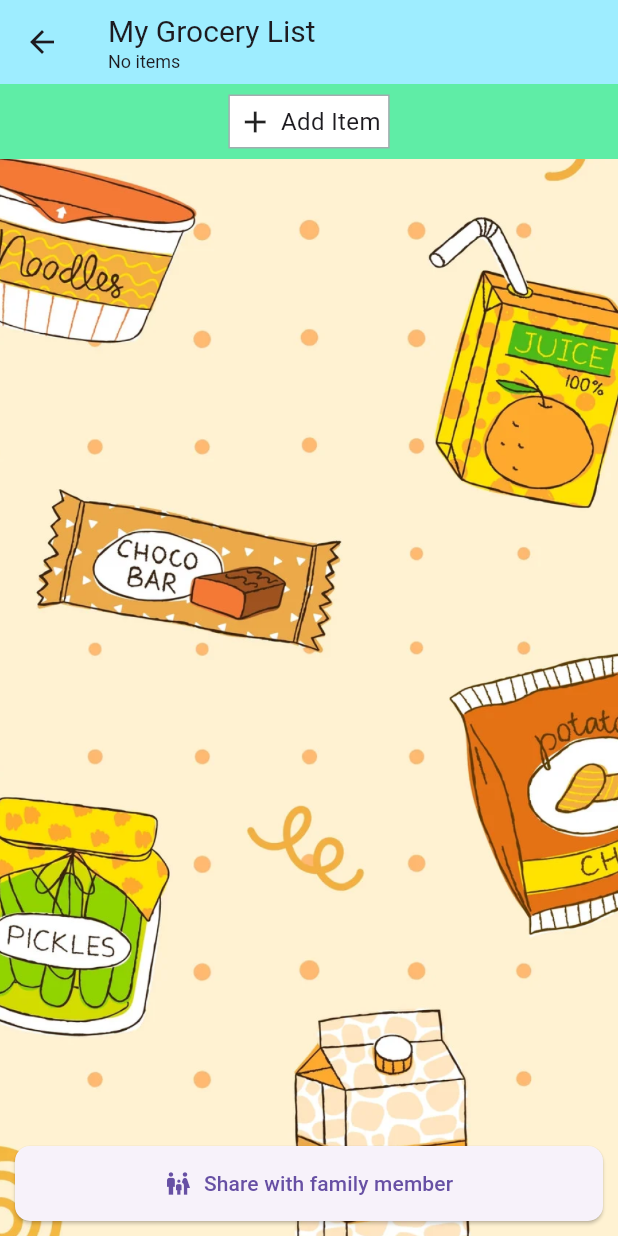
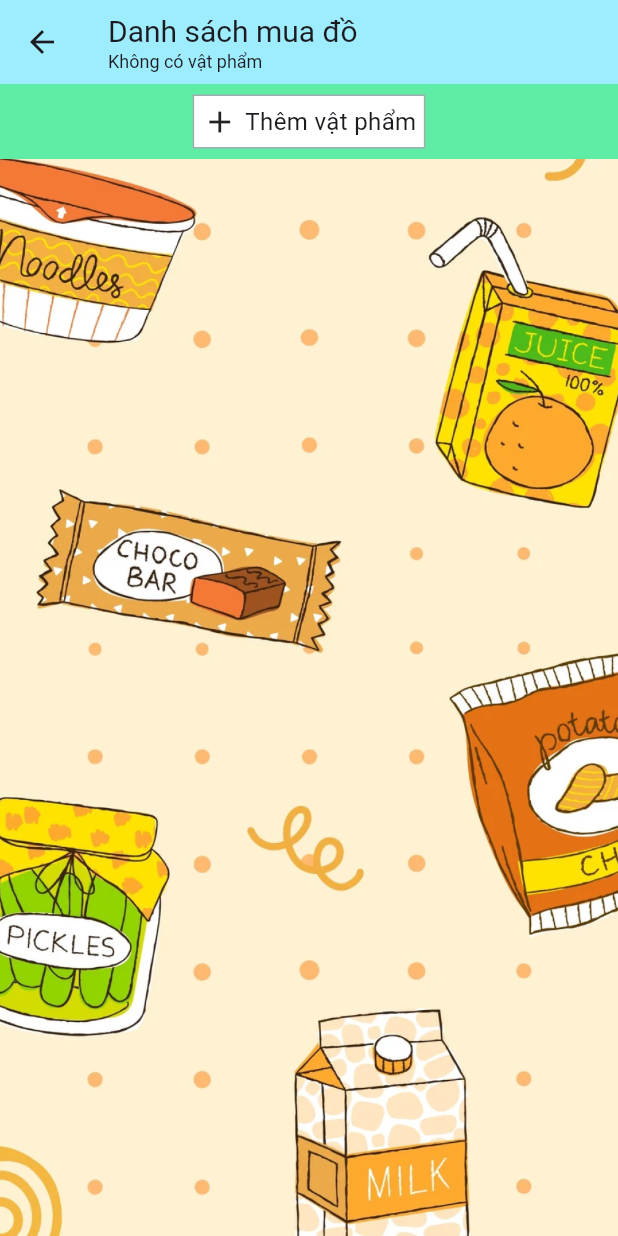
Before and after one commit to khued200/FistLood, a Flutter app: the GroceryListScreen screen opened directly, on a phone screen of 412 x 824 dp. Run offline on Flutter 3.47's test engine with Material 3 defaults, Android fonts, the phone set to English and light mode, and no system bars; our stand-ins replace device_info_plus, dio, equatable, flutter_bloc, image_picker, shared_preferences and 1 more; accounts and stored records are empty.

Commit message:
merge and update mealplan

```diff
--- a/lib/ui/helper_func.dart
+++ b/lib/ui/helper_func.dart
@@ -27,11 +27,11 @@ String getRouteFromIndex(int index) {
 
 Color getMealTypeColor(String mealType) {
   switch (mealType) {
-    case 'Breakfast':
+    case 'Bữa sáng':
       return const Color(0xFFFFEB3B); // Blue
-    case 'Lunch':
+    case 'Bữa trưa':
       return const Color(0xFFFF7043); // Orange
-    case 'Dinner':
+    case 'Bữa tối':
       return const Color(0xFF1E3A8A); // Red
     default:
       return const Color(0xFF808080); // Gray for undefined meal types
--- a/lib/ui/list/edit_item_screen.dart
+++ b/lib/ui/list/edit_item_screen.dart
@@ -43,12 +43,12 @@ class _EditGroceryScreenState extends State<EditGroceryScreen> {
     showDialog(
       context: context,
       builder: (dialogContext) => AlertDialog(
-        title: const Text('Delete Item'),
-        content: const Text('Are you sure you want to delete this item?'),
+        title: const Text('Xóa vật phẩm'),
+        content: const Text('Bạn có muốn xóa vật phẩm này?'),
         actions: [
           TextButton(
             onPressed: () => Navigator.pop(dialogContext),
-            child: const Text('Cancel'),
+            child: const Text('Hủy'),
           ),
           TextButton(
             onPressed: () {
@@ -61,7 +61,7 @@ class _EditGroceryScreenState extends State<EditGroceryScreen> {
               Navigator.pop(dialogContext);  // Close dialog
               Navigator.pop(context);        // Return to list screen
             },
-            child: const Text('Delete', style: TextStyle(color: Colors.red)),
+            child: const Text('Xóa', style: TextStyle(color: Colors.red)),
           ),
         ],
       ),
@@ -72,7 +72,7 @@ class _EditGroceryScreenState extends State<EditGroceryScreen> {
   Widget build(BuildContext context) {
     return Scaffold(
       appBar: AppBar(
-        title: const Text('Edit Item'),
+        title: const Text('Chỉnh sửa thông tin vật phẩm'),
         backgroundColor: const Color.fromRGBO(158, 237, 255, 100),
         actions: [
           IconButton(
--- a/lib/ui/list/grocery_list_screen.dart
+++ b/lib/ui/list/grocery_list_screen.dart
@@ -30,7 +30,7 @@ class GroceryListScreen extends StatelessWidget {
             title: Column(
               crossAxisAlignment: CrossAxisAlignment.start,
               children: [
-                const Text('My Grocery List', style: TextStyle(fontSize: 20)),
+                const Text('Danh sách mua đồ', style: TextStyle(fontSize: 20)),
                 Text(
                   _getTotalItemsText(state.groceryLists),
                   style: const TextStyle(fontSize: 12),
@@ -68,34 +68,34 @@ class GroceryListScreen extends StatelessWidget {
                   ),
                 ],
               ),
-              Align(
-                alignment: Alignment.bottomCenter,
-                child: Padding(
-                  padding: EdgeInsets.all(10),
-                  child: SizedBox(
-                    height: 50,
-                    width: double.infinity,
-                    child: ElevatedButton(
-                      onPressed: () {
-                        // Add share functionality
-                      },
-                      style: ElevatedButton.styleFrom(
-                        shape: RoundedRectangleBorder(
-                          borderRadius: BorderRadius.circular(10),
-                        ),
-                      ),
-                      child: Row(
-                        mainAxisAlignment: MainAxisAlignment.center,
-                        children: [
-                          Icon(Icons.family_restroom),
-                          SizedBox(width: 8),
-                          Text('Share with family member'),
-                        ],
-                      ),
-                    ),
-                  ),
-                ),
-              )
+              // Align(
+              //   alignment: Alignment.bottomCenter,
+              //   child: Padding(
+              //     padding: EdgeInsets.all(10),
+              //     child: SizedBox(
+              //       height: 50,
+              //       width: double.infinity,
+              //       child: ElevatedButton(
+              //         onPressed: () {
+              //           // Add share functionality
+              //         },
+              //         style: ElevatedButton.styleFrom(
+              //           shape: RoundedRectangleBorder(
+              //             borderRadius: BorderRadius.circular(10),
+              //           ),
+              //         ),
+              //         child: Row(
+              //           mainAxisAlignment: MainAxisAlignment.center,
+              //           children: [
+              //             Icon(Icons.family_restroom),
+              //             SizedBox(width: 8),
+              //             Text('Chia sẻ'),
+              //           ],
+              //         ),
+              //       ),
+              //     ),
+              //   ),
+              // )
             ],
           ),
         );
@@ -127,7 +127,7 @@ class GroceryListScreen extends StatelessWidget {
                 children: const [
                   Icon(Icons.add),
                   SizedBox(width: 5),
-                  Text('Add Item', style: TextStyle(fontSize: 16)),
+                  Text('Thêm vật phẩm', style: TextStyle(fontSize: 16)),
                 ],
               ),
             ),
@@ -144,7 +144,7 @@ class GroceryListScreen extends StatelessWidget {
           TextField(
             controller: itemController,
             decoration: const InputDecoration(
-              hintText: 'Item Name',
+              hintText: 'Tên',
               border: OutlineInputBorder(),
               fillColor: Colors.white,
               filled: true,
@@ -154,7 +154,7 @@ class GroceryListScreen extends StatelessWidget {
           TextField(
             controller: quantityController,
             decoration: const InputDecoration(
-              hintText: 'Quantity',
+              hintText: 'Số lượng',
               border: OutlineInputBorder(),
               fillColor: Colors.white,
               filled: true,
@@ -168,7 +168,7 @@ class GroceryListScreen extends StatelessWidget {
                 onPressed: () {
                   context.read<GroceryBloc>().add(ToggleAddItemMode(false));
                 },
-                child: const Text('Cancel'),
+                child: const Text('Hủy'),
               ),
               TextButton(
                 onPressed: () {
@@ -182,7 +182,7 @@ class GroceryListScreen extends StatelessWidget {
                     quantityController.clear();
                   }
                 },
-                child: const Text('Add'),
+                child: const Text('Thêm'),
               ),
             ],
           ),
@@ -194,8 +194,8 @@ class GroceryListScreen extends StatelessWidget {
 
   String _getTotalItemsText(List<GroceryList> lists) {
     final total = lists.fold(0, (sum, category) => sum + category.grocerylist.length);
-    if (total == 0) return "No items";
-    if (total == 1) return "1 item";
-    return "$total items";
+    if (total == 0) return "Không có vật phẩm";
+    if (total == 1) return "1 vật phẩm";
+    return "$total vật phẩm";
   }
 }
--- a/lib/ui/meal_plan/recipe_search_screen.dart
+++ b/lib/ui/meal_plan/recipe_search_screen.dart
@@ -232,7 +232,7 @@ class _RecipeSearchViewState extends State<_RecipeSearchView> {
     return Scaffold(
       appBar: AppBar(
         backgroundColor: const Color.fromRGBO(158, 237, 255, 100),
-        title: Text('Add New Meal'),
+        title: Text('Thêm món ăn'),
         leading: IconButton(
           icon: const Icon(Icons.arrow_back),
           onPressed: () => Navigator.pop(context),
@@ -254,7 +254,7 @@ class _RecipeSearchViewState extends State<_RecipeSearchView> {
               TextField(
                 controller: _recipeNameController,
                 decoration: InputDecoration(
-                  labelText: 'Recipe Name',
+                  labelText: 'Tên món ăn',
                   border: OutlineInputBorder(),
                 ),
               ),
@@ -284,7 +284,7 @@ class _RecipeSearchViewState extends State<_RecipeSearchView> {
                   backgroundColor: Colors.blue,
                 ),
                 child: Text(
-                  'Add to Meal Plan',
+                  'Thêm vào kế hoạch',
                   style: TextStyle(fontSize: 16, color: Colors.white),
                 ),
               ),
@@ -298,7 +298,7 @@ class _RecipeSearchViewState extends State<_RecipeSearchView> {
   void _addMealToPlan() {
     if (_recipeNameController.text.trim().isEmpty) {
       ScaffoldMessenger.of(context).showSnackBar(
-        SnackBar(content: Text('Please enter a recipe name')),
+        SnackBar(content: Text('Nhập tên món ăn')),
       );
       return;
     }
@@ -313,7 +313,7 @@ class _RecipeSearchViewState extends State<_RecipeSearchView> {
 
     // Hiển thị thông báo thành công
     ScaffoldMessenger.of(context).showSnackBar(
-      SnackBar(content: Text('Meal added to plan')),
+      SnackBar(content: Text('Thêm món ăn vào kế hoạch')),
     );
 
     // Quay lại màn hình lịch
--- a/lib/ui/meal_plan/widgets/meal_plan_models.dart
+++ b/lib/ui/meal_plan/widgets/meal_plan_models.dart
@@ -32,11 +32,11 @@ extension MealTypeExtension on MealType {
   String get name {
     switch (this) {
       case MealType.Breakfast:
-        return 'Breakfast';
+        return 'Bữa sáng';
       case MealType.Lunch:
-        return 'Lunch';
+        return 'Bữa trưa';
       case MealType.Dinner:
-        return 'Dinner';
+        return 'Bữa tối';
     }
   }
 }
```
Also changed, not shown: lib/ui/meal_plan/meal_plan_screen.dart (+10 -10 lines).
